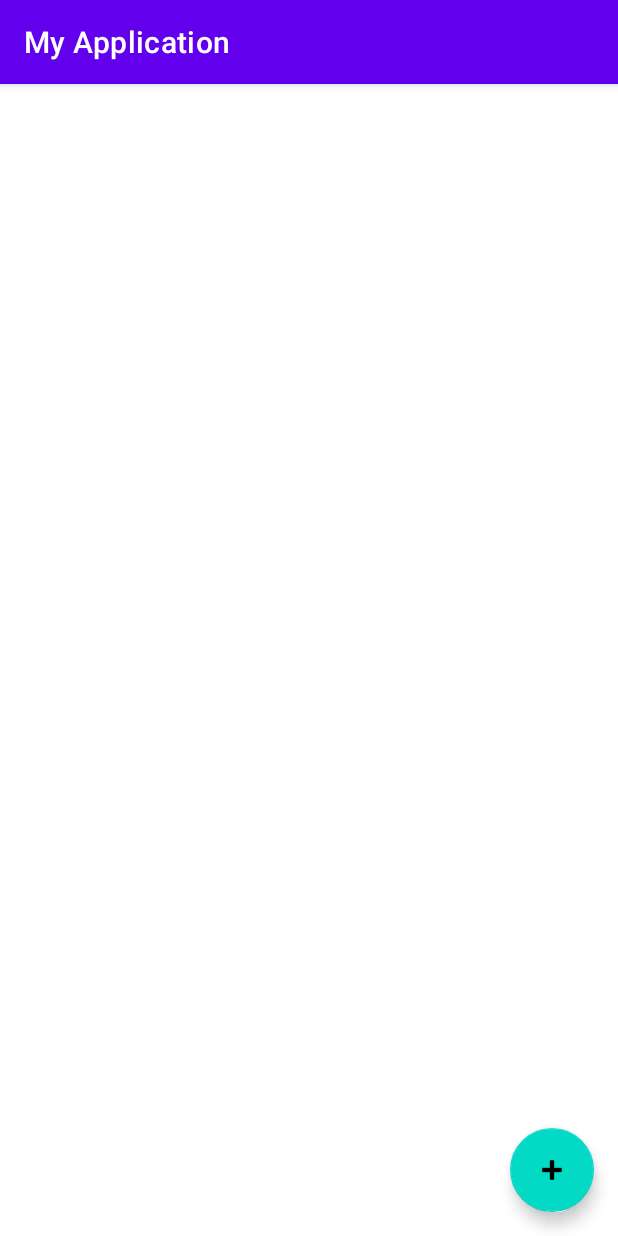
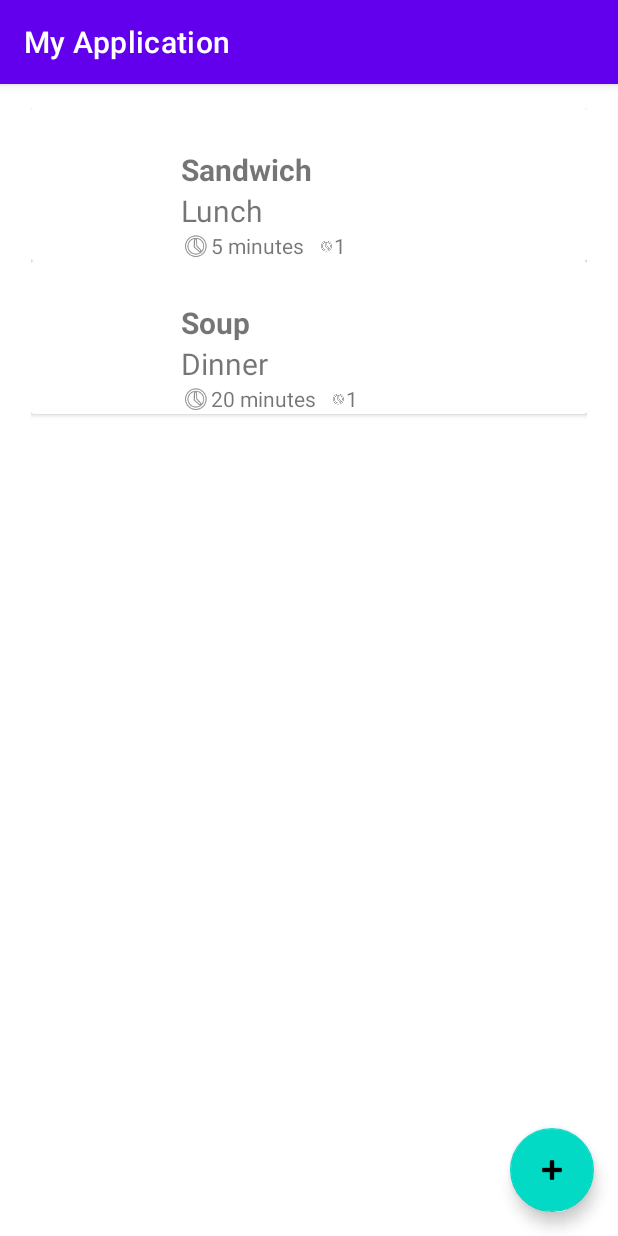
Before and after one commit to CMPUT301F22T18/SnackNTrack, an Android app: the RecipeListActivity screen opened directly, with no data from a screen before it, on a phone screen of 412 x 824 dp. Run offline under Robolectric (Android 15) with nearby library versions, the phone set to English and light mode, and no system bars.

Commit message:
Added bare bones RecipeListActivity w/RecipeListAdapter and associated xml files; added setters and new constructor in Recipe; removed content_recipe_list.xml; initialized AddRecipeFragment and associated xml file

```diff
--- a/app/src/main/java/com/cmput301f22t18/snackntrack/Recipe.java
+++ b/app/src/main/java/com/cmput301f22t18/snackntrack/Recipe.java
@@ -12,7 +12,7 @@ import java.util.ArrayList;
  * recipeIngredients {@link ArrayList}
  *
  * @author SCWinter259
- * @version 1.0.1
+ * @version 1.0.0
  * @see Ingredient
  */
 public class Recipe {
@@ -31,40 +31,34 @@ public class Recipe {
         this.recipeIngredients = new ArrayList<Ingredient>();
     }
 
-    /**
-     * Setter for title attribute
-     * @param title title for Recipe
-     * @since 1.0.1
-     */
-    public void setTitle(String title) {this.title = title;}
+    public Recipe(String title, int prepTime, String comments, int servings, String category, ArrayList<Ingredient> recipeIngredients) {
+        this.title = title;
+        this.prepTime = prepTime;
+        this.comments = comments;
+        this.servings = servings;
+        this.category = category;
+        this.recipeIngredients = recipeIngredients;
+    }
 
-    /**
-     * Setter for prepTime attribute
-     * @param prepTime preparation time for Recipe
-     * @since 1.0.1
-     */
-    public void setPrepTime(int prepTime) {this.prepTime = prepTime;}
+    public void setTitle(String title) {
+        this.title = title;
+    }
 
-    /**
-     * Setter for comments attribute
-     * @param comments comments for Recipe
-     * @since 1.0.1
-     */
-    public void setComments(String comments) {this.comments = comments;}
+    public void setPrepTime(int prepTime) {
+        this.prepTime = prepTime;
+    }
 
-    /**
-     * Setter for servings attribute
-     * @param servings number of servings for Recipe
-     * @since 1.0.1
-     */
-    public void setServings(int servings) {this.servings = servings;}
+    public void setComments(String comments) {
+        this.comments = comments;
+    }
 
-    /**
-     * Setter for category attribute
-     * @param category category of the Recipe
-     * @since 1.0.1
-     */
-    public void setCategory(String category) {this.category = category;}
+    public void setServings(int servings) {
+        this.servings = servings;
+    }
+
+    public void setCategory(String category) {
+        this.category = category;
+    }
 
     /**
      * This method returns the title from the class Recipe
--- a/app/src/main/java/com/cmput301f22t18/snackntrack/RecipeListActivity.java
+++ b/app/src/main/java/com/cmput301f22t18/snackntrack/RecipeListActivity.java
@@ -1,50 +1,56 @@
 package com.cmput301f22t18.snackntrack;
 
-import androidx.annotation.NonNull;
 import androidx.appcompat.app.AppCompatActivity;
-import androidx.recyclerview.widget.ItemTouchHelper;
+import androidx.recyclerview.widget.LinearLayoutManager;
 import androidx.recyclerview.widget.RecyclerView;
 
 import android.os.Bundle;
-import android.widget.Toast;
 
 import com.google.android.material.floatingactionbutton.FloatingActionButton;
 
 import java.util.ArrayList;
 
-public class RecipeListActivity extends AppCompatActivity implements RecipeListAdapter.OnNoteListener {
-    FloatingActionButton fab;
-    RecyclerView recyclerView;
-    RecipeList recipeList;
-    RecipeListAdapter recipeListAdapter;
-
-    // for testing
-//    ArrayList<Recipe> testList;
+public class RecipeListActivity extends AppCompatActivity {
+    private RecipeList recipeList;
+    private RecipeListAdapter recipeListAdapter;
+    private RecyclerView recyclerView;
 
     @Override
     protected void onCreate(Bundle savedInstanceState) {
         super.onCreate(savedInstanceState);
         setContentView(R.layout.activity_recipe_list);
 
-        // for testing
-//        testList = new ArrayList<>();
-//        Recipe recipe = new Recipe();
-//        recipe.setTitle("Milk");
-//        recipe.setCategory("Liquid");
-//        recipe.setServings(3);
-//        recipe.setPrepTime(0);
-//        testList.add(recipe);
-        // end test
+        recipeList = new RecipeList();
+        insertTestRecipes();
+        recipeListAdapter = new RecipeListAdapter(recipeList);
+        recyclerView = this.findViewById(R.id.recipe_list_recycler_view);
+        recyclerView.setAdapter(recipeListAdapter);
+        recyclerView.setLayoutManager(
+                new LinearLayoutManager(getApplicationContext()));
 
-        fab = findViewById(R.id.recipe_list_action_button);
-        recyclerView = findViewById(R.id.recipe_list);
-        recipeListAdapter = new RecipeListAdapter(this, recipeList.getRecipeList(), this); //recipeList.getRecipeList()  // testList
-        recyclerView.setAdapter(recipeListAdapter);
+        FloatingActionButton fab = findViewById(R.id.add_recipe_fab);
+        fab.show();
+        fab.setOnClickListener(view -> {
+            if (savedInstanceState == null) {
+                getSupportFragmentManager().beginTransaction()
+                        .setReorderingAllowed(true)
+                        .add(R.id.fragment_container_view, AddRecipeFragment.class, null)
+                        .addToBackStack("AddRecipe")
+                        .commit();
+
+            }
+        });
+
 
     }
 
-    @Override
-    public void onNoteClick(int position) {
-        //TODO: bring us to a fragment that shows recipe info
+    private void insertTestRecipes() {
+        ArrayList<Ingredient> in1 = new ArrayList<Ingredient>();
+        in1.add(new Ingredient("Bread", "pieces", "Wheat", 2));
+        recipeList.addRecipe(new Recipe("Sandwich", 5, "no comment", 1, "Lunch", in1));
+
+        ArrayList<Ingredient> in2 = new ArrayList<Ingredient>();
+        in2.add(new Ingredient("A", "pieces", "C", 2));
+        recipeList.addRecipe(new Recipe("Soup", 20, "no comment", 1, "Dinner", in2));
     }
 }
--- a/app/src/main/java/com/cmput301f22t18/snackntrack/RecipeListAdapter.java
+++ b/app/src/main/java/com/cmput301f22t18/snackntrack/RecipeListAdapter.java
@@ -1,6 +1,6 @@
 package com.cmput301f22t18.snackntrack;
 
-import android.content.Context;
+import android.media.Image;
 import android.view.LayoutInflater;
 import android.view.View;
 import android.view.ViewGroup;
@@ -9,121 +9,113 @@ import android.widget.TextView;
 
 import androidx.annotation.NonNull;
 import androidx.recyclerview.widget.RecyclerView;
+import androidx.recyclerview.widget.RecyclerView.ViewHolder;
+
+import org.w3c.dom.Text;
 
 import java.util.ArrayList;
 
 /**
- * This class is a custom adapter for the recipe list.
- * Attributes:
- * recipeArrayList {@link ArrayList<Recipe>}
- * context {@link Context}
  *
- * @author SCWinter259
- * @version 1.0.0
- * @see RecyclerView
- * @see Recipe
  */
 public class RecipeListAdapter extends RecyclerView.Adapter<RecipeListAdapter.ViewHolder> {
-    private ArrayList<Recipe> recipeArrayList;
-    private Context context;
-    private OnNoteListener myOnNoteListener;
+    /**
+     *
+     */
+    private ArrayList<Recipe> recipeListArray;
 
     /**
-     * This is the constructor for the class {@link RecipeListAdapter}
-     * @param context provides the context
-     * @param recipeArrayList an ArrayList of Recipes
-     * @param myOnNoteListener an OnNoteListener object
-     * @since 1.0.0
+     *
+     * @param recipeList
      */
-    public RecipeListAdapter(Context context, ArrayList<Recipe> recipeArrayList, OnNoteListener myOnNoteListener) {
-        this.context = context;
-        this.recipeArrayList = recipeArrayList;
-        this.myOnNoteListener = myOnNoteListener;
+    public RecipeListAdapter(RecipeList recipeList) {
+        this.recipeListArray = recipeList.getRecipeList();
     }
 
     /**
-     * This class provides a reference to the type of views that you are using. It is a custom {@link androidx.recyclerview.widget.RecyclerView.ViewHolder}
-     * @since 1.0.0
-     */
-    public static class ViewHolder extends RecyclerView.ViewHolder implements View.OnClickListener {
-        private final TextView recipeTitle;
-        private final TextView recipeCategory;
-        private final TextView recipePrepTime;
-        private final TextView recipeServings;
-        private final ImageView recipeImage;
-        OnNoteListener onNoteListener;
-
-        /**
-         * This method is the constructor for the ViewHolder of RecipeListAdapter
-         * @param itemView a particular item view
-         * @param onNoteListener an OnNoteListener object
-         * @since 1.0.0
-         */
-        public ViewHolder(@NonNull View itemView, OnNoteListener onNoteListener) {
-            super(itemView);
-            recipeTitle = (TextView) itemView.findViewById(R.id.recipe_title_text_view);
-            recipeCategory = (TextView) itemView.findViewById(R.id.recipe_category_text_view);
-            recipePrepTime = (TextView) itemView.findViewById(R.id.recipe_prep_time_text_view);
-            recipeServings = (TextView) itemView.findViewById(R.id.recipe_servings_text_view);
-            recipeImage = (ImageView) itemView.findViewById(R.id.recipe_image_view);
-            this.onNoteListener = onNoteListener;
-            itemView.setOnClickListener(this);
-        }
-
-        /**
-         * This method gets the position of the item if the item is clicked
-         * @param v the item view
-         * @since 1.0.0
-         */
-        @Override
-        public void onClick(View v) {
-            this.onNoteListener.onNoteClick(getAbsoluteAdapterPosition());
-        }
-    }
-
-    /**
-     * This method is invoked by the layout manager. It creates new views, each of which
-     * defines the UI of the list item
-     * @param parent the parent ViewGroup
-     * @param viewType a view type
-     * @return a ViewHolder object for each item view
-     * @since 1.0.0
+     *
+     * @param parent
+     * @param viewType
+     * @return
      */
     @NonNull
     @Override
     public RecipeListAdapter.ViewHolder onCreateViewHolder(@NonNull ViewGroup parent, int viewType) {
-        View view = LayoutInflater.from(parent.getContext()).inflate(R.layout.content_recipe_list, parent, false);
-
-        return new ViewHolder(view, this.myOnNoteListener);
+        View view = LayoutInflater.from(parent.getContext())
+                .inflate(R.layout.recipe_row_item, parent, false);
+        return new ViewHolder(view);
     }
 
     /**
-     * This method is invoked by the layout manager. It replaces the contents of a view.
-     * @param holder a ViewHolder object for RecipeListAdapter
-     * @param position indicates the position of the view in the layout
-     * @since 1.0.0
+     *
+     * @param holder
+     * @param position
      */
     @Override
-    public void onBindViewHolder(@NonNull RecipeListAdapter.ViewHolder holder, int position) {
-        Recipe recipe = recipeArrayList.get(position);
-        holder.recipeTitle.setText(recipe.getTitle());
-        holder.recipeCategory.setText(recipe.getCategory());
-        holder.recipePrepTime.setText(String.valueOf(recipe.getPrepTime()));
-        holder.recipeServings.setText(String.valueOf(recipe.getServings()));
-        //TODO: bind image (requires that the recipe has to have an image)
+    public void onBindViewHolder(@NonNull ViewHolder holder, int position) {
+        holder.getTitleTextView().setText(recipeListArray.get(position).getTitle());
+        holder.getCategoryTextView().setText(recipeListArray.get(position).getCategory());
+
+        // TODO: Change prep time representation of Recipe class, for now we'll assume prep time is in minutes
+        String prepTimeString = recipeListArray.get(position).getPrepTime() + " minutes";
+        holder.getPrepTimeTextView().setText(prepTimeString);
+        holder.getServingsTextView().setText(Integer.toString(recipeListArray.get(position).getServings()));
+
+        // TODO: Add ability to change image
+        //holder.recipeImageView.setImageURI();
     }
 
     /**
-     * This method returns the size of the list
-     * @return the size of recipeArrayList
-     * @since 1.0.0
+     *
+     * @return
      */
     @Override
     public int getItemCount() {
-        return this.recipeArrayList.size();
+        return recipeListArray.size();
     }
 
-    public interface OnNoteListener {
-        void onNoteClick(int position);
+    /**
+     *
+     */
+    public class ViewHolder extends RecyclerView.ViewHolder {
+        private final TextView titleTextView;
+        private final TextView categoryTextView;
+        private final TextView prepTimeTextView;
+        private final TextView servingsTextView;
+        private final ImageView recipeImageView;
+        private final ImageView prepTimeImage;
+        private final ImageView servingsImage;
+
+        public ViewHolder(@NonNull View view) {
+            super(view);
+
+            titleTextView = view.findViewById(R.id.recipe_title_text_view);
+            categoryTextView = view.findViewById(R.id.recipe_category_text_view);
+            prepTimeTextView = view.findViewById(R.id.recipe_prep_time_text_view);
+            servingsTextView = view.findViewById(R.id.recipe_servings_text_view);
+
+            recipeImageView = view.findViewById(R.id.recipe_image_view);
+            prepTimeImage = view.findViewById(R.id.prep_time_image);
+            servingsImage = view.findViewById(R.id.servings_image);
+        }
+
+        public TextView getTitleTextView() {
+            return titleTextView;
+        }
+
+        public TextView getCategoryTextView() {
+            return categoryTextView;
+        }
+
+        public TextView getPrepTimeTextView() {
+            return prepTimeTextView;
+        }
+
+        public TextView getServingsTextView() {
+            return servingsTextView;
+        }
+
     }
+
+
 }
--- a/app/src/main/res/layout/activity_recipe_list.xml
+++ b/app/src/main/res/layout/activity_recipe_list.xml
@@ -4,28 +4,30 @@
     xmlns:tools="http://schemas.android.com/tools"
     android:layout_width="match_parent"
     android:layout_height="match_parent"
-    android:orientation="vertical"
     tools:context=".RecipeListActivity">
 
+    <androidx.recyclerview.widget.RecyclerView
+        android:id="@+id/recipe_list_recycler_view"
+        android:layout_width="0dp"
+        android:layout_height="match_parent"
+        android:layout_margin="16dp"
+        app:layout_constraintWidth_percent="0.9"
+        app:layout_constraintTop_toTopOf="parent"
+        app:layout_constraintLeft_toLeftOf="parent"
+        app:layout_constraintRight_toRightOf="parent"/>
+
     <com.google.android.material.floatingactionbutton.FloatingActionButton
-        android:id="@+id/recipe_list_action_button"
         android:layout_width="wrap_content"
         android:layout_height="wrap_content"
-        android:layout_marginBottom="16dp"
-        android:layout_marginEnd="16dp"
+        android:id="@+id/add_recipe_fab"
         app:layout_constraintBottom_toBottomOf="parent"
         app:layout_constraintEnd_toEndOf="parent"
-        android:clickable="true"
-        android:focusable="true"
-        android:layout_gravity="bottom|end"
-        android:src="@android:drawable/ic_input_add"
-        android:contentDescription="@string/add_a_recipe" />
+        android:layout_marginEnd="16dp"
+        android:layout_marginBottom="16dp"
+        app:srcCompat="@android:drawable/ic_input_add" />
 
-    <androidx.recyclerview.widget.RecyclerView
-        android:id="@+id/recipe_list"
+    <androidx.fragment.app.FragmentContainerView
         android:layout_width="match_parent"
         android:layout_height="match_parent"
-        app:layoutManager="androidx.recyclerview.widget.LinearLayoutManager">
-    </androidx.recyclerview.widget.RecyclerView>
-
+        android:id="@+id/fragment_container_view"/>
 </androidx.constraintlayout.widget.ConstraintLayout>
--- /dev/null
+++ b/app/src/main/res/layout/recipe_row_item.xml
@@ -0,0 +1,99 @@
+<?xml version="1.0" encoding="utf-8"?>
+<androidx.cardview.widget.CardView xmlns:android="http://schemas.android.com/apk/res/android"
+    xmlns:app="http://schemas.android.com/apk/res-auto"
+    xmlns:tools="http://schemas.android.com/tools"
+    android:layout_width="match_parent"
+    android:layout_height="wrap_content">
+
+    <LinearLayout
+        android:layout_width="match_parent"
+        android:layout_height="match_parent"
+        android:orientation="vertical">
+
+        <androidx.constraintlayout.widget.ConstraintLayout
+            android:layout_width="match_parent"
+            android:layout_height="wrap_content">
+
+            <androidx.constraintlayout.widget.ConstraintLayout
+                android:id="@+id/recipe_image_constraint_layout"
+                android:layout_width="100dp"
+                android:layout_height="match_parent">
+
+                <ImageView
+                    android:id="@+id/recipe_image_view"
+                    android:layout_width="match_parent"
+                    android:layout_height="wrap_content"
+                    android:adjustViewBounds="true"
+                    android:cropToPadding="true"
+                    android:scaleType="centerCrop"
+                    tools:layout_editor_absoluteY="22dp"
+                    tools:srcCompat="@tools:sample/backgrounds/scenic" />
+            </androidx.constraintlayout.widget.ConstraintLayout>
+
+            <androidx.constraintlayout.widget.ConstraintLayout
+                android:id="@+id/recipe_text_constraint_layout"
+                android:layout_width="wrap_content"
+                android:layout_height="match_parent"
+                app:layout_constraintLeft_toRightOf="@id/recipe_image_constraint_layout">
+
+                <TextView
+                    android:id="@+id/recipe_title_text_view"
+                    android:layout_width="wrap_content"
+                    android:layout_height="wrap_content"
+                    android:text="Title"
+                    android:textSize="20sp"
+                    android:textStyle="bold"
+                    app:layout_constraintTop_toTopOf="parent"
+                    app:layout_constraintBottom_toBottomOf="@id/recipe_category_text_view"/>
+
+                <TextView
+                    android:id="@+id/recipe_category_text_view"
+                    android:layout_width="match_parent"
+                    android:layout_height="wrap_content"
+                    android:text="Category"
+                    android:textSize="20sp"
+                    app:layout_constraintTop_toBottomOf="@id/recipe_title_text_view"
+                    app:layout_constraintBottom_toTopOf="@id/recipe_prep_time_servings_constraint_layout"/>
+
+                <androidx.constraintlayout.widget.ConstraintLayout
+                    android:id="@+id/recipe_prep_time_servings_constraint_layout"
+                    android:layout_width="match_parent"
+                    android:layout_height="match_parent"
+                    app:layout_constraintTop_toBottomOf="@id/recipe_category_text_view">
+
+                    <ImageView
+                        android:id="@+id/prep_time_image"
+                        android:layout_width="20dp"
+                        android:layout_height="20dp"
+                        app:srcCompat="@android:drawable/ic_menu_recent_history"
+                        app:layout_constraintLeft_toLeftOf="parent"/>
+
+                    <TextView
+                        android:id="@+id/recipe_prep_time_text_view"
+                        android:layout_width="wrap_content"
+                        android:layout_height="wrap_content"
+                        android:text="Time"
+                        app:layout_constraintLeft_toRightOf="@id/prep_time_image"/>
+
+                    <ImageView
+                        android:id="@+id/servings_image"
+                        android:layout_width="20dp"
+                        android:layout_height="20dp"
+                        android:paddingLeft="10dp"
+                        app:layout_constraintLeft_toRightOf="@id/recipe_prep_time_text_view"
+                        app:srcCompat="@android:drawable/ic_menu_recent_history" />
+
+                    <TextView
+                        android:id="@+id/recipe_servings_text_view"
+                        android:layout_width="wrap_content"
+                        android:layout_height="wrap_content"
+                        android:text="Servings"
+                        app:layout_constraintLeft_toRightOf="@id/servings_image"/>
+
+                </androidx.constraintlayout.widget.ConstraintLayout>
+            </androidx.constraintlayout.widget.ConstraintLayout>
+
+        </androidx.constraintlayout.widget.ConstraintLayout>
+
+    </LinearLayout>
+</androidx.cardview.widget.CardView>
--- a/app/src/main/res/values/strings.xml
+++ b/app/src/main/res/values/strings.xml
@@ -1,5 +1,5 @@
 <resources>
     <string name="app_name">My Application</string>
-    <string name="add_a_recipe">add a recipe</string>
-    <string name="recipe_image_view">Recipe Image View</string>
+    <!-- TODO: Remove or change this placeholder text -->
+    <string name="hello_blank_fragment">Hello blank fragment</string>
 </resources>
```
Also changed, not shown: app/src/main/java/com/cmput301f22t18/snackntrack/AddRecipeFragment.java (added, +74 -0 lines), app/src/main/res/layout/content_recipe_list.xml (deleted, +0 -72 lines), app/src/main/res/layout/fragment_add_edit_recipe.xml (added, +9 -0 lines).
